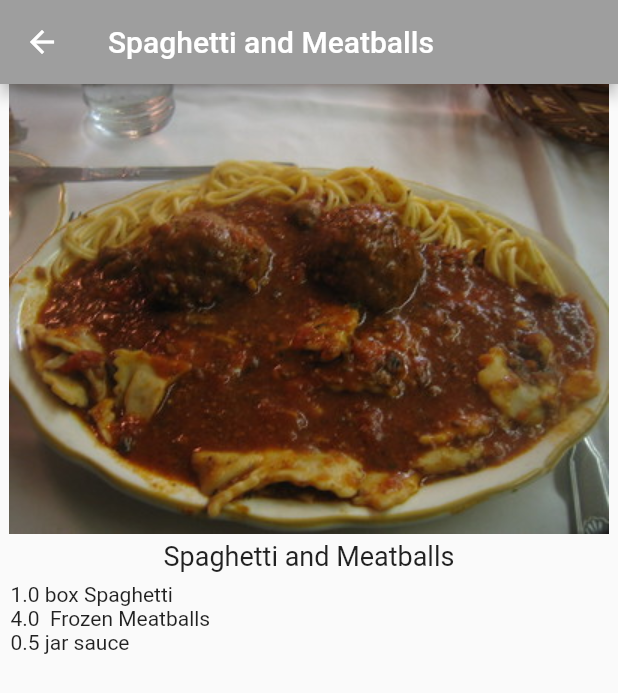
After one commit to Mwita04/recipes, a Flutter app: the screen it shows after launch, after a tap on "Spaghetti and Meatballs", on a phone screen of 412 x 824 dp. The commit adds this screen. Shown: the top 693 px of the screen. Run offline on Flutter 3.47's test engine with Material 2 defaults, Android fonts, the phone set to English and light mode, and no system bars.

Commit message:
commit on master

```diff
--- a/lib/main.dart
+++ b/lib/main.dart
@@ -1,5 +1,5 @@
 // ignore_for_file: use_key_in_widget_constructors
-
+import 'recipe_detail.dart';
 import 'package:flutter/material.dart';
 import 'recipe.dart';
 
@@ -93,11 +93,24 @@ class _MyHomePageState extends State<MyHomePage> {
           // 6
           itemBuilder: (BuildContext context, int index) {
             // 7
-            //
-            // TODO: Add GestureDetector
-            return buildRecipeCard(Recipe.samples[index]);
+            return GestureDetector(
+              // 8
+              onTap: () {
+                // 9
+                Navigator.push(
+                  context,
+                  MaterialPageRoute(
+                    builder: (context) {
+                      // 10
 
-            return Text(Recipe.samples[index].label);
+                      return RecipeDetail(recipe: Recipe.samples[index]);
+                    },
+                  ),
+                );
+              },
+              // 11
+              child: buildRecipeCard(Recipe.samples[index]),
+            );
           },
         ),
       ),
--- a/lib/recipe.dart
+++ b/lib/recipe.dart
@@ -2,38 +2,89 @@ class Recipe {
   String label;
   String imageUrl;
   // TODO: Add servings and ingredients here
+  int servings;
+  List<Ingredient> ingredients;
 
  Recipe(
   this.label,
   this.imageUrl,
+  this.servings,
+  this.ingredients,
 );
+
   // TODO; Add List<Recipe> here
 static List<Recipe> samples = [
   Recipe(
     'Spaghetti and Meatballs',
     'assets/2126711929_ef763de2b3_w.jpg',
+    4,
+    [
+      Ingredient(1, 'box', 'Spaghetti',),
+      Ingredient(4, '', 'Frozen Meatballs',),
+      Ingredient(0.5, 'jar', 'sauce',),
+    ],
   ),
   Recipe(
     'Tomato Soup',
     'assets/27729023535_a57606c1be.jpg',
+    2,
+    [
+      Ingredient(1, 'can', 'Tomato Soup',),
+    ],
   ),
   Recipe(
     'Grilled Cheese',
     'assets/3187380632_5056654a19_b.jpg',
+    1,
+    [
+      Ingredient(2, 'slices', 'Cheese',),
+      Ingredient(2, 'slices', 'Bread',),
+    ],
   ),
   Recipe(
     'Chocolate Chip Cookies',
     'assets/15992102771_b92f4cc00a_b.jpg',
+    24,
+    [
+      Ingredient(4, 'cups', 'flour',),
+      Ingredient(2, 'cups', 'sugar',),
+      Ingredient(0.5, 'cups', 'chocolate chips',),
+    ],
   ),
   Recipe(
     'Taco Salad',
     'assets/8533381643_a31a99e8a6_c.jpg',
+    1,
+    [
+      Ingredient(4, 'oz', 'nachos',),
+      Ingredient(3, 'oz', 'taco meat',),
+      Ingredient(0.5, 'cup', 'cheese',),
+      Ingredient(0.25, 'cup', 'chopped tomatoes',),
+    ],
   ),
   Recipe(
     'Hawaiian Pizza',
     'assets/15452035777_294cefced5_c.jpg',
+    4,
+    [
+      Ingredient(1, 'item', 'pizza',),
+      Ingredient(1, 'cup', 'pineapple',),
+      Ingredient(8, 'oz', 'ham',),
+    ],
   ),
 ];
+
 }
 
 // TODO: Add Ingredient() here
+class Ingredient {
+  double quantity;
+  String measure;
+  String name;
+
+  Ingredient(
+    this.quantity,
+    this.measure,
+    this.name,
+  );
+}
--- /dev/null
+++ b/lib/recipe_detail.dart
@@ -0,0 +1,74 @@
+import 'package:flutter/material.dart';
+import 'recipe.dart';
+
+class RecipeDetail extends StatefulWidget {
+  const RecipeDetail({
+    Key? key,
+    required this.recipe,
+  }) : super(key: key);
+
+  final Recipe recipe;
+
+  @override
+  _RecipeDetailState createState() {
+    return _RecipeDetailState();
+  }
+}
+
+// TODO: Add _RecipeDetailState here
+class _RecipeDetailState extends State<RecipeDetail> {
+  // TODO: Add _sliderVal here
+
+  @override
+  Widget build(BuildContext context) {
+    // 1
+    return Scaffold(
+      appBar: AppBar(
+        title: Text(widget.recipe.label),
+      ),
+      // 2
+      body: SafeArea(
+        // 3
+        child: Column(
+          children: <Widget>[
+            // 4
+            SizedBox(
+              height: 300,
+              width: double.infinity,
+              child: Image(
+                image: AssetImage(widget.recipe.imageUrl),
+              ),
+            ),
+            // 5
+            const SizedBox(
+              height: 4,
+            ),
+            // 6
+            Text(
+              widget.recipe.label,
+              style: const TextStyle(fontSize: 18),
+            ),
+
+            // 7
+            Expanded(
+              // 8
+              child: ListView.builder(
+                padding: const EdgeInsets.all(7.0),
+                itemCount: widget.recipe.ingredients.length,
+                itemBuilder: (BuildContext context, int index) {
+                  final ingredient = widget.recipe.ingredients[index];
+                  // 9
+                  // TODO: Add ingredient.quantity
+                  return Text(
+                      '${ingredient.quantity} ${ingredient.measure} ${ingredient.name}');
+                },
+              ),
+            ),
+
+            // TODO: Add Slider() here
+          ],
+        ),
+      ),
+    );
+  }
+}
```
Lines whose indentation alone changed are shown as unchanged.
